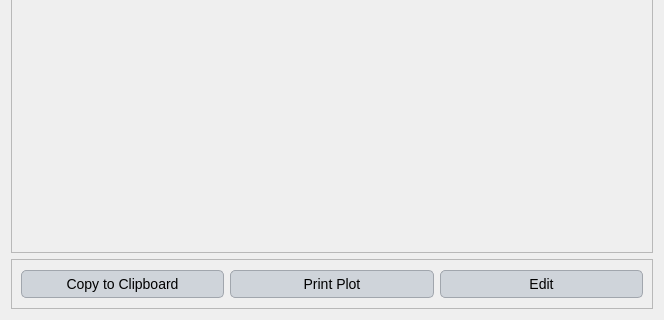
Above: ui/hydrograph.ui from Inigobarbe/VFSMOD-GUI before the change; both pictures show x 0 to 664 and y 149 to 469 of the 664 by 469 pixel window. Below: the same form after it.
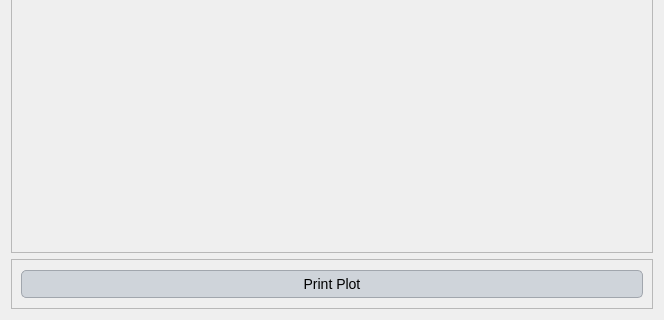
That is the form after the change.

Diff of the .ui file:
```diff
--- a/ui/hydrograph.ui
+++ b/ui/hydrograph.ui
@@ -148,24 +148,10 @@
       <enum>QFrame::Raised</enum>
      </property>
      <layout class="QGridLayout" name="gridLayout_2">
-      <item row="0" column="2">
-       <widget class="QPushButton" name="print">
-        <property name="text">
-         <string>Print Plot</string>
-        </property>
-       </widget>
-      </item>
       <item row="0" column="1">
        <widget class="QPushButton" name="copy">
         <property name="text">
-         <string>Copy to Clipboard</string>
-        </property>
-       </widget>
-      </item>
-      <item row="0" column="3">
-       <widget class="QPushButton" name="edit">
-        <property name="text">
-         <string>Edit</string>
+         <string>Print Plot</string>
         </property>
        </widget>
       </item>
```
Left out of the diff: 2 changed lines with no effect on the pictures.
